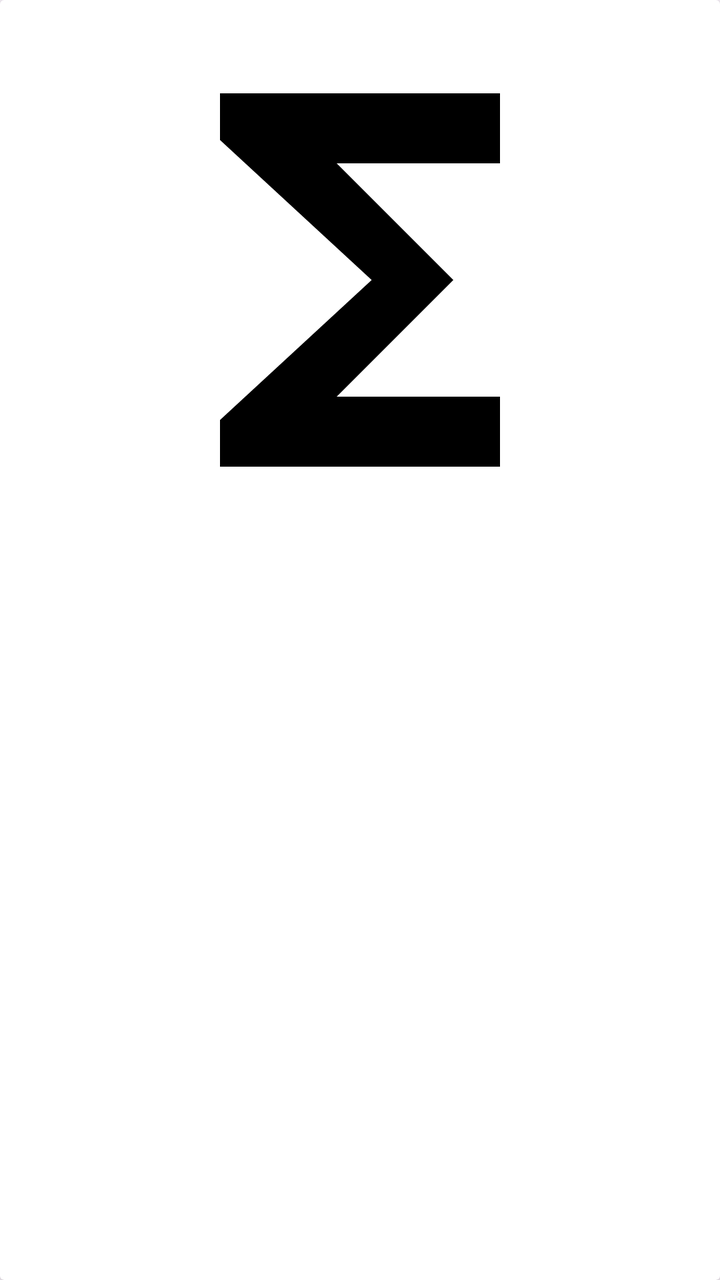
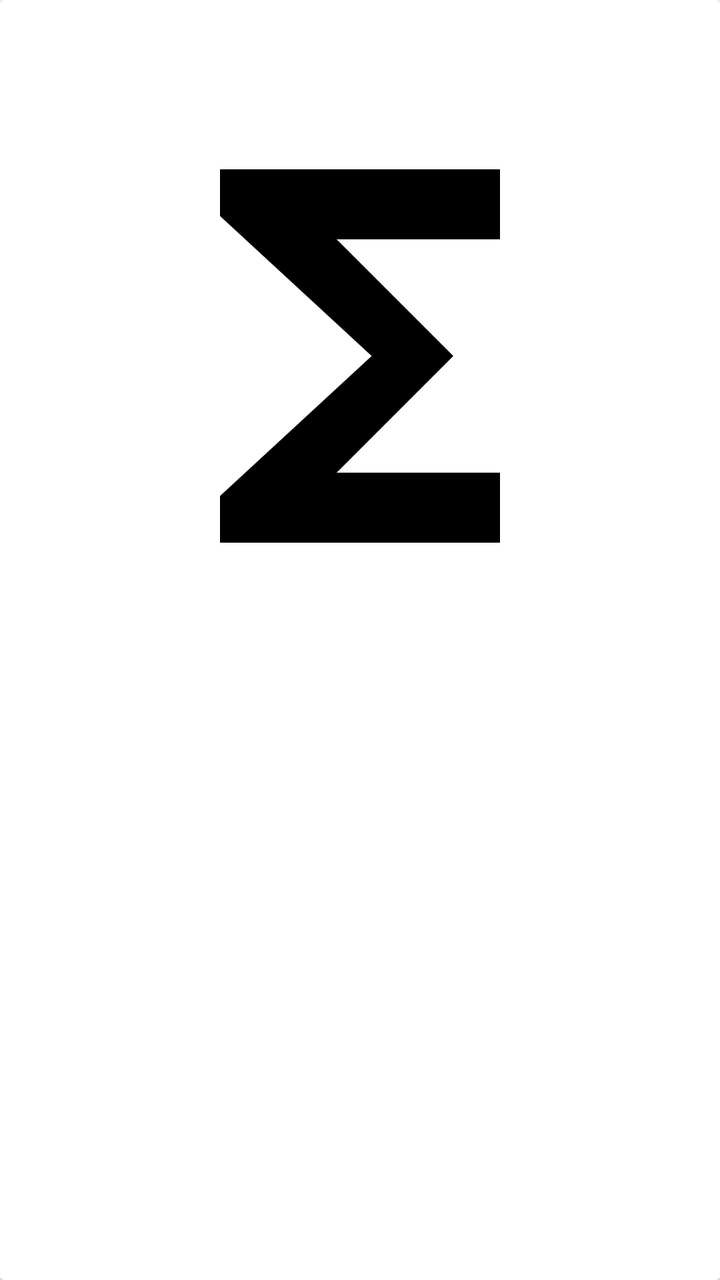

Screens rendered from an Android XML layout before and after an edit, with the pre-edit source and the edit as a unified diff.
<!-- AndroidManifest.xml: another module's application theme Theme.MovieCatalog -->
<!-- res/layout/actors_entry.xml -->
<?xml version="1.0" encoding="utf-8"?>
<androidx.cardview.widget.CardView xmlns:android="http://schemas.android.com/apk/res/android"
    android:layout_width="match_parent"
    android:layout_height="wrap_content"
    android:padding="@dimen/eight_dimen">

    <ImageView
        android:layout_width="match_parent"
        android:layout_height="@dimen/image_height"
        android:src="@drawable/ic_image"
        android:id="@+id/actor_image"/>

</androidx.cardview.widget.CardView>
<!-- resources referenced by this layout -->
<resources>
  <dimen name="eight_dimen">8dp</dimen>
  <dimen name="image_height">280dp</dimen>
  <!-- drawable ic_image (drawable) -->
  <vector xmlns:android="http://schemas.android.com/apk/res/android"
      android:width="24dp"
      android:height="24dp"
      android:tint="#000000"
      android:viewportWidth="24"
      android:viewportHeight="24">
      <path
          android:fillColor="@android:color/white"
          android:pathData="M18,4H6v2l6.5,6L6,18v2h12v-3h-7l5,-5 -5,-5h7V4z" />
  </vector>
  <style name="Theme.MovieCatalog" parent="Theme.Material3.Light.NoActionBar">
          
          <item name="colorPrimary">@color/purple_500</item>
          <item name="colorPrimaryVariant">@color/purple_700</item>
          <item name="colorOnPrimary">@color/white</item>
          
          <item name="colorSecondary">@color/teal_200</item>
          <item name="colorSecondaryVariant">@color/teal_700</item>
          <item name="colorOnSecondary">@color/black</item>
          
          <item name="android:statusBarColor">@android:color/darker_gray</item>
          
      </style>
  <color name="purple_500">#FF6200EE</color>
  <color name="purple_700">#FF3700B3</color>
  <color name="white">#FFFFFFFF</color>
  <color name="teal_200">#FF03DAC5</color>
  <color name="teal_700">#FF018786</color>
  <color name="black">#FF000000</color>
</resources>

<!-- the commit's change to res/layout/actors_entry.xml (unified diff, before → after) -->
@@ -4,10 +4,25 @@
     android:layout_height="wrap_content"
     android:padding="@dimen/eight_dimen">
 
-    <ImageView
+    <LinearLayout
         android:layout_width="match_parent"
-        android:layout_height="@dimen/image_height"
-        android:src="@drawable/ic_image"
-        android:id="@+id/actor_image"/>
+        android:layout_height="match_parent"
+        android:orientation="vertical">
 
+        <TextView
+            android:id="@+id/actor_name"
+            android:layout_width="match_parent"
+            android:layout_height="wrap_content" />
+
+        <TextView
+            android:id="@+id/actor_character"
+            android:layout_width="match_parent"
+            android:layout_height="wrap_content" />
+
+        <ImageView
+            android:id="@+id/actor_image"
+            android:layout_width="match_parent"
+            android:layout_height="@dimen/image_height"
+            android:src="@drawable/ic_image" />
+    </LinearLayout>
 </androidx.cardview.widget.CardView>
